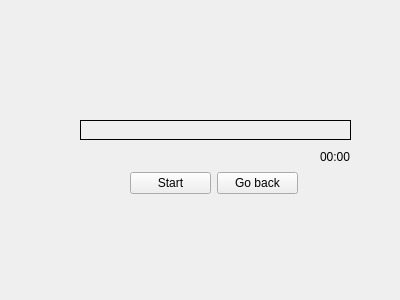
This is trainer.ui in philipscode/typingTrainer as Qt 5 draws it before an edit. The edited form follows.
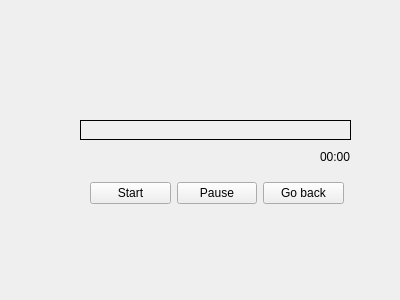
This is the edited form.

Commit message: Cursors. Sound. Timer. Pause button.

The edit to the form file:
```diff
--- a/trainer.ui
+++ b/trainer.ui
@@ -35,9 +35,9 @@
   <widget class="QWidget" name="layoutWidget">
    <property name="geometry">
     <rect>
-     <x>130</x>
-     <y>170</y>
-     <width>168</width>
+     <x>90</x>
+     <y>180</y>
+     <width>254</width>
      <height>26</height>
     </rect>
    </property>
@@ -52,6 +52,13 @@
       </property>
      </widget>
     </item>
+    <item>
+     <widget class="QPushButton" name="pauseButton">
+      <property name="text">
+       <string>Pause</string>
+      </property>
+     </widget>
+    </item>
     <item>
      <widget class="QPushButton" name="Back_to_lesson">
       <property name="focusPolicy">
```
The commit also changes 11 other files.
